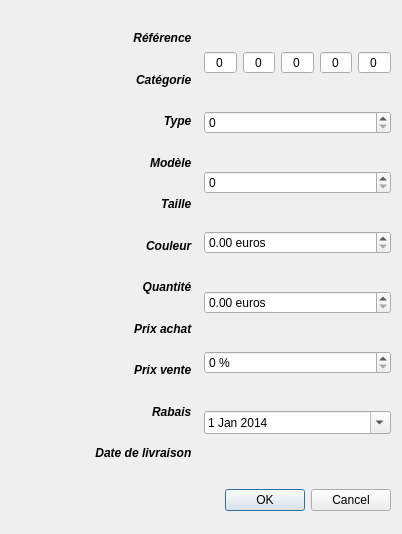
Above: GestionDeStock/ajoutstock.ui from pawamoy/gestion-de-stock before the change. Below: the same form after it.
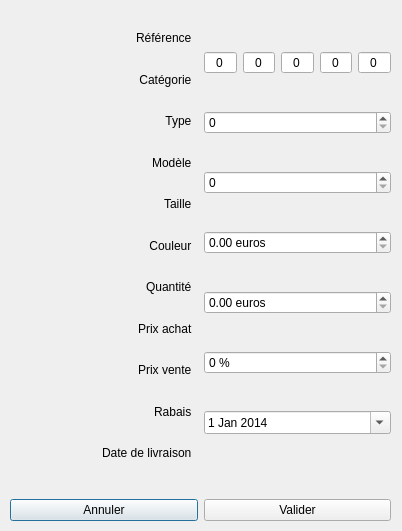
That is the form after the change. Icons and pictures are not drawn.

Patch:
```diff
--- a/GestionDeStock/ajoutstock.ui
+++ b/GestionDeStock/ajoutstock.ui
@@ -10,7 +10,7 @@
     <x>0</x>
     <y>0</y>
     <width>402</width>
-    <height>534</height>
+    <height>531</height>
    </rect>
   </property>
   <property name="windowTitle">
@@ -20,28 +20,6 @@
    <iconset>
     <normaloff>../appdata/list-add.png</normaloff>../appdata/list-add.png</iconset>
   </property>
-  <widget class="QWidget" name="verticalLayoutWidget">
-   <property name="geometry">
-    <rect>
-     <x>10</x>
-     <y>470</y>
-     <width>381</width>
-     <height>61</height>
-    </rect>
-   </property>
-   <layout class="QVBoxLayout" name="layoutOkCancel">
-    <item>
-     <widget class="QDialogButtonBox" name="buttonBox">
-      <property name="orientation">
-       <enum>Qt::Horizontal</enum>
-      </property>
-      <property name="standardButtons">
-       <set>QDialogButtonBox::Cancel|QDialogButtonBox::Ok</set>
-      </property>
-     </widget>
-    </item>
-   </layout>
-  </widget>
   <widget class="QWidget" name="horizontalLayoutWidget_12">
    <property name="geometry">
     <rect>
@@ -52,15 +30,18 @@
     </rect>
    </property>
    <layout class="QHBoxLayout" name="bigHLayout">
+    <property name="sizeConstraint">
+     <enum>QLayout::SetDefaultConstraint</enum>
+    </property>
     <item>
      <layout class="QVBoxLayout" name="labels">
       <item>
        <widget class="QLabel" name="label_ref">
         <property name="font">
          <font>
-          <weight>75</weight>
-          <italic>true</italic>
-          <bold>true</bold>
+          <weight>50</weight>
+          <italic>false</italic>
+          <bold>false</bold>
          </font>
         </property>
         <property name="text">
@@ -75,9 +56,9 @@
        <widget class="QLabel" name="label_categorie">
         <property name="font">
          <font>
-          <weight>75</weight>
-          <italic>true</italic>
-          <bold>true</bold>
+          <weight>50</weight>
+          <italic>false</italic>
+          <bold>false</bold>
          </font>
         </property>
         <property name="text">
@@ -92,9 +73,9 @@
        <widget class="QLabel" name="label_type">
         <property name="font">
          <font>
-          <weight>75</weight>
-          <italic>true</italic>
-          <bold>true</bold>
+          <weight>50</weight>
+          <italic>false</italic>
+          <bold>false</bold>
          </font>
         </property>
         <property name="text">
@@ -109,9 +90,9 @@
        <widget class="QLabel" name="label_model">
         <property name="font">
          <font>
-          <weight>75</weight>
-          <italic>true</italic>
-          <bold>true</bold>
+          <weight>50</weight>
+          <italic>false</italic>
+          <bold>false</bold>
          </font>
         </property>
         <property name="text">
@@ -126,9 +107,9 @@
        <widget class="QLabel" name="label_taille">
         <property name="font">
          <font>
-          <weight>75</weight>
-          <italic>true</italic>
-          <bold>true</bold>
+          <weight>50</weight>
+          <italic>false</italic>
+          <bold>false</bold>
          </font>
         </property>
         <property name="text">
@@ -143,9 +124,9 @@
        <widget class="QLabel" name="label_couleur">
         <property name="font">
          <font>
-          <weight>75</weight>
-          <italic>true</italic>
-          <bold>true</bold>
+          <weight>50</weight>
+          <italic>false</italic>
+          <bold>false</bold>
          </font>
         </property>
         <property name="text">
@@ -160,9 +141,9 @@
        <widget class="QLabel" name="label_quantite">
         <property name="font">
          <font>
-          <weight>75</weight>
-          <italic>true</italic>
-          <bold>true</bold>
+          <weight>50</weight>
+          <italic>false</italic>
+          <bold>false</bold>
          </font>
         </property>
         <property name="text">
@@ -177,9 +158,9 @@
        <widget class="QLabel" name="label_achat">
         <property name="font">
          <font>
-          <weight>75</weight>
-          <italic>true</italic>
-          <bold>true</bold>
+          <weight>50</weight>
+          <italic>false</italic>
+          <bold>false</bold>
          </font>
         </property>
         <property name="text">
@@ -194,9 +175,9 @@
        <widget class="QLabel" name="label_vente">
         <property name="font">
          <font>
-          <weight>75</weight>
-          <italic>true</italic>
-          <bold>true</bold>
+          <weight>50</weight>
+          <italic>false</italic>
+          <bold>false</bold>
           <underline>false</underline>
           <strikeout>false</strikeout>
          </font>
@@ -216,9 +197,9 @@
        <widget class="QLabel" name="label_rabais">
         <property name="font">
          <font>
-          <weight>75</weight>
-          <italic>true</italic>
-          <bold>true</bold>
+          <weight>50</weight>
+          <italic>false</italic>
+          <bold>false</bold>
          </font>
         </property>
         <property name="text">
@@ -233,9 +214,9 @@
        <widget class="QLabel" name="label_date">
         <property name="font">
          <font>
-          <weight>75</weight>
-          <italic>true</italic>
-          <bold>true</bold>
+          <weight>50</weight>
+          <italic>false</italic>
+          <bold>false</bold>
          </font>
         </property>
         <property name="text">
@@ -409,6 +390,32 @@
     </item>
    </layout>
   </widget>
+  <widget class="QWidget" name="horizontalLayoutWidget">
+   <property name="geometry">
+    <rect>
+     <x>10</x>
+     <y>490</y>
+     <width>381</width>
+     <height>41</height>
+    </rect>
+   </property>
+   <layout class="QHBoxLayout" name="boutons_ok">
+    <item>
+     <widget class="QPushButton" name="annuler">
+      <property name="text">
+       <string>Annuler</string>
+      </property>
+     </widget>
+    </item>
+    <item>
+     <widget class="QPushButton" name="valider">
+      <property name="text">
+       <string>Valider</string>
+      </property>
+     </widget>
+    </item>
+   </layout>
+  </widget>
  </widget>
  <resources/>
  <connections>
```
Left out of the diff: 35 changed lines with no effect on the pictures.
